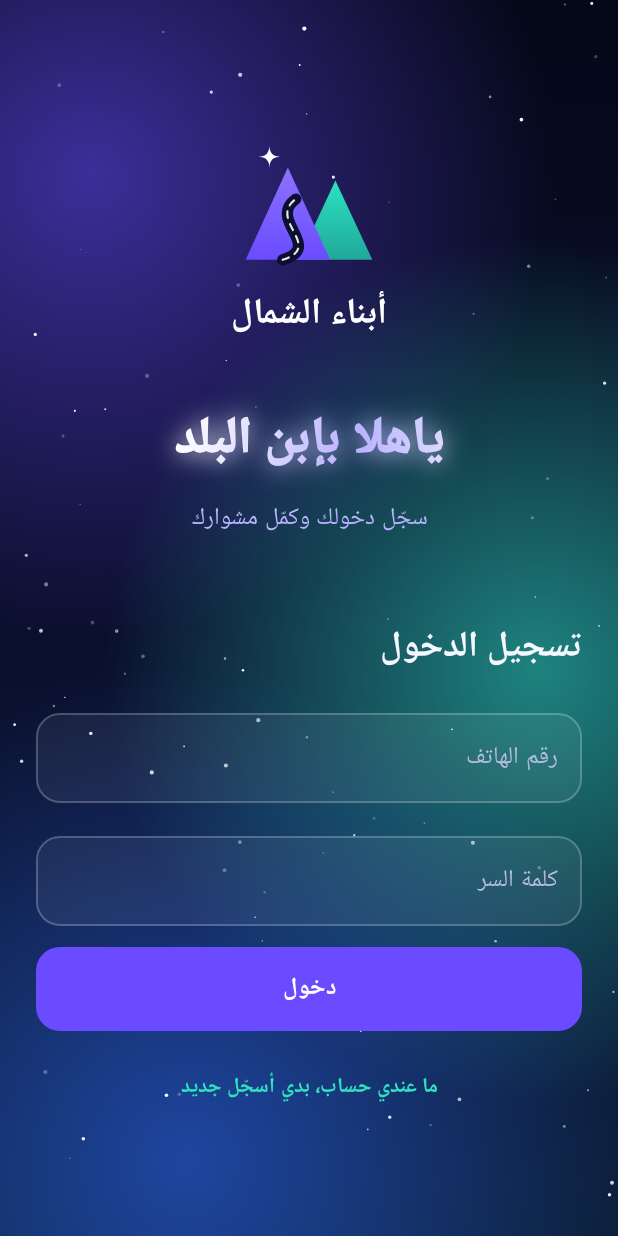
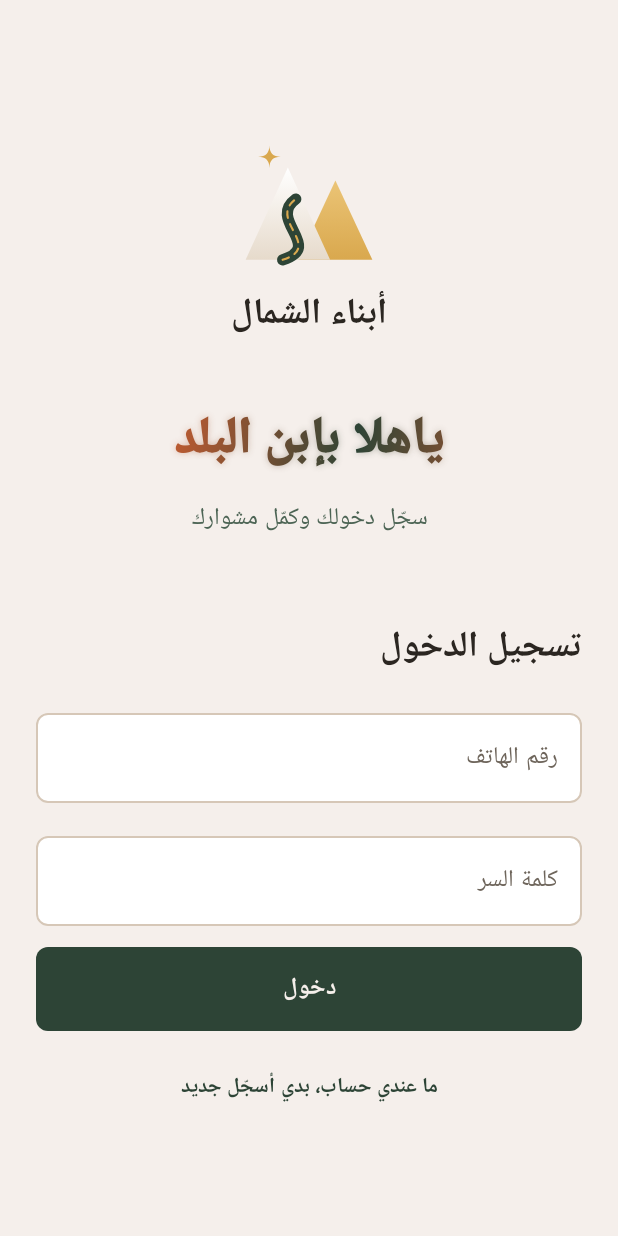
Before and after one commit to abnaa-shamal/iCloud-, an Android app built with Jetpack Compose: the screen it shows after launch (MainActivity), on a phone screen of 412 x 824 dp. Run offline under Robolectric (Android 15) with nearby library versions, the phone set to English and light mode, and no system bars; our stand-ins replace Firebase (no records; nobody signed in at launch, a user with empty details on screens opened directly).

Commit message:
Ledger theme for rider+captain, guided two-card route picker, ticket trip cards, new icon
Co-Authored-By: Claude Sonnet 5.5 <noreply@anthropic.com>
Claude-Session: https://claude.ai/code/session_01Eacynbgmh8rRMzmRyztP24

```diff
--- a/app/src/main/java/jo/shajaraone/app/AuthScreens.kt
+++ b/app/src/main/java/jo/shajaraone/app/AuthScreens.kt
@@ -22,7 +22,7 @@ import androidx.compose.ui.unit.sp
 private fun Brand() {
     Column(horizontalAlignment = Alignment.CenterHorizontally, modifier = Modifier.fillMaxWidth(), verticalArrangement = Arrangement.spacedBy(8.dp)) {
         AppLogo(88.dp)
-        Text(APP_DISPLAY_NAME, style = MaterialTheme.typography.headlineSmall, fontWeight = FontWeight.Bold, color = Color.White)
+        Text(APP_DISPLAY_NAME, style = MaterialTheme.typography.headlineSmall, fontWeight = FontWeight.Bold, color = Brand.Ink)
         Spacer(Modifier.height(18.dp))
         GlowTitle(WELCOME_LINE, fontSize = 34.sp)
         Text(
@@ -34,15 +34,15 @@ private fun Brand() {
 
 @Composable
 private fun glassFieldColors() = OutlinedTextFieldDefaults.colors(
-    focusedBorderColor = Brand.Teal,
-    unfocusedBorderColor = Color.White.copy(alpha = 0.22f),
-    focusedContainerColor = Color.White.copy(alpha = 0.10f),
-    unfocusedContainerColor = Color.White.copy(alpha = 0.06f),
-    cursorColor = Brand.Teal,
-    focusedLabelColor = Brand.Teal,
+    focusedBorderColor = Brand.Violet,
+    unfocusedBorderColor = Brand.Rule,
+    focusedContainerColor = Brand.Stock,
+    unfocusedContainerColor = Brand.Stock,
+    cursorColor = Brand.Violet,
+    focusedLabelColor = Brand.Violet,
     unfocusedLabelColor = MaterialTheme.colorScheme.onSurfaceVariant,
-    focusedTextColor = Color.White,
-    unfocusedTextColor = Color.White
+    focusedTextColor = Brand.Ink,
+    unfocusedTextColor = Brand.Ink
 )
 
 @Composable
@@ -86,12 +86,12 @@ fun AuthScreen() {
         if (registering) {
             ProfileForm(needAccount = true)
             TextButton(onClick = { registering = false }, modifier = Modifier.fillMaxWidth()) {
-                Text("عندي حساب، بدي أسجّل دخول", color = Brand.Teal)
+                Text("عندي حساب، بدي أسجّل دخول", color = Brand.Violet)
             }
         } else {
             LoginForm()
             TextButton(onClick = { registering = true }, modifier = Modifier.fillMaxWidth()) {
-                Text("ما عندي حساب، بدي أسجّل جديد", color = Brand.Teal)
+                Text("ما عندي حساب، بدي أسجّل جديد", color = Brand.Violet)
             }
         }
     }
--- a/app/src/main/java/jo/shajaraone/app/LiveTrack.kt
+++ b/app/src/main/java/jo/shajaraone/app/LiveTrack.kt
@@ -88,8 +88,8 @@ internal fun LiveInfo(live: LiveLoc?, me: Location?, nowMs: Long, captainName: S
     val cs = MaterialTheme.colorScheme
     Column(
         Modifier.fillMaxWidth().padding(14.dp)
-            .background(Color.White.copy(alpha = 0.07f), RoundedCornerShape(24.dp))
-            .border(1.dp, Color.White.copy(alpha = 0.14f), RoundedCornerShape(24.dp))
+            .background(Brand.Stock, RoundedCornerShape(10.dp))
+            .border(1.dp, Brand.Rule, RoundedCornerShape(10.dp))
             .padding(16.dp),
         verticalArrangement = Arrangement.spacedBy(12.dp)
     ) {
@@ -115,7 +115,7 @@ internal fun LiveInfo(live: LiveLoc?, me: Location?, nowMs: Long, captainName: S
             }
         }
         if (live != null) {
-            HorizontalDivider(color = Color.White.copy(alpha = 0.10f))
+            HorizontalDivider(color = Brand.Rule)
             Row(Modifier.fillMaxWidth(), horizontalArrangement = Arrangement.SpaceEvenly) {
                 if (me != null) {
                     val d = Location("x").apply { latitude = live.lat; longitude = live.lng }.distanceTo(me)
--- a/app/src/main/java/jo/shajaraone/app/Logo.kt
+++ b/app/src/main/java/jo/shajaraone/app/Logo.kt
@@ -13,8 +13,8 @@ import androidx.compose.ui.graphics.drawscope.Stroke
 import androidx.compose.ui.unit.Dp
 import androidx.compose.ui.unit.dp
 
-private val LogoViolet = Brand.Violet
-private val LogoTeal = Brand.Teal
+private val LogoFront = Color(0xFFF5EFEB)   // parchment peak
+private val LogoBack = Brand.Ochre          // ochre peak
 
 /** The app mark: two northern peaks (violet and teal) with a road winding between them and a small star. Drawn in code so it stays sharp at any size. */
 @Composable
@@ -30,7 +30,7 @@ fun AppLogo(size: Dp = 56.dp, modifier: Modifier = Modifier) {
             lineTo(w * 0.98f, h * 0.90f)
             close()
         }
-        drawPath(teal, Brush.linearGradient(listOf(LogoTeal, Color(0xFF1FA89A)), Offset(w * 0.7f, h * 0.3f), Offset(w * 0.7f, h * 0.9f)))
+        drawPath(teal, Brush.linearGradient(listOf(Color(0xFFEBC476), LogoBack), Offset(w * 0.7f, h * 0.3f), Offset(w * 0.7f, h * 0.9f)))
 
         // Front peak (violet), left side.
         val violet = Path().apply {
@@ -39,16 +39,16 @@ fun AppLogo(size: Dp = 56.dp, modifier: Modifier = Modifier) {
             lineTo(w * 0.66f, h * 0.90f)
             close()
         }
-        drawPath(violet, Brush.linearGradient(listOf(Color(0xFF8C73FF), LogoViolet), Offset(w * 0.34f, h * 0.2f), Offset(w * 0.34f, h * 0.9f)))
+        drawPath(violet, Brush.linearGradient(listOf(Color.White, Color(0xFFE6DACB)), Offset(w * 0.34f, h * 0.2f), Offset(w * 0.34f, h * 0.9f)))
 
         // The road: an S-curve climbing the front peak, with a dashed centre line.
         val road = Path().apply {
             moveTo(w * 0.30f, h * 0.90f)
             cubicTo(w * 0.62f, h * 0.80f, w * 0.18f, h * 0.60f, w * 0.40f, h * 0.44f)
         }
-        drawPath(road, Brand.Navy, style = Stroke(width = w * 0.085f, cap = StrokeCap.Round))
+        drawPath(road, Brand.Violet, style = Stroke(width = w * 0.085f, cap = StrokeCap.Round))
         drawPath(
-            road, Color.White.copy(alpha = 0.9f),
+            road, Brand.Ochre,
             style = Stroke(
                 width = w * 0.016f, cap = StrokeCap.Round,
                 pathEffect = androidx.compose.ui.graphics.PathEffect.dashPathEffect(floatArrayOf(w * 0.05f, w * 0.05f))
@@ -67,6 +67,6 @@ fun AppLogo(size: Dp = 56.dp, modifier: Modifier = Modifier) {
             quadraticTo(cx, cy, cx, cy - r)
             close()
         }
-        drawPath(star, Color.White)
+        drawPath(star, Brand.Ochre)
     }
 }
--- a/app/src/main/java/jo/shajaraone/app/Splash.kt
+++ b/app/src/main/java/jo/shajaraone/app/Splash.kt
@@ -53,18 +53,21 @@ fun SplashScreen(onDone: () -> Unit) {
     }
 
     val shimmer = Brush.linearGradient(
-        colors = listOf(Brand.VioletLight, Color.White, Brand.Teal, Color.White, Brand.VioletLight),
+        colors = listOf(Brand.Ochre, Color.White, Color(0xFFEBC476), Color.White, Brand.Ochre),
         start = Offset(sweep * 700f - 350f, 0f),
         end = Offset(sweep * 700f + 350f, 120f),
         tileMode = TileMode.Mirror
     )
 
-    Box(Modifier.fillMaxSize(), contentAlignment = Alignment.Center) {
+    Box(
+        Modifier.fillMaxSize().background(Brush.linearGradient(listOf(Color(0xFF1C3226), Brand.Violet, Color(0xFF3C5B49)))),
+        contentAlignment = Alignment.Center
+    ) {
         // Soft pulsing light behind the name
         Box(
             Modifier.size(320.dp).alpha(0.55f * glow * appear.value)
                 .background(
-                    Brush.radialGradient(listOf(Brand.Violet, Brand.Violet.copy(alpha = 0f))),
+                    Brush.radialGradient(listOf(Brand.Ochre, Brand.Ochre.copy(alpha = 0f))),
                     androidx.compose.foundation.shape.CircleShape
                 )
         )
@@ -76,20 +79,19 @@ fun SplashScreen(onDone: () -> Unit) {
                     brush = shimmer,
                     fontSize = 52.sp,
                     fontWeight = FontWeight.Black,
-                    shadow = Shadow(Brand.Violet, blurRadius = 48f * glow)
+                    shadow = Shadow(Color(0xFF1C3226), blurRadius = 24f * glow)
                 ),
                 textAlign = TextAlign.Center,
                 modifier = Modifier.alpha(appear.value).scale(0.9f + 0.1f * appear.value)
             )
             Box(
                 Modifier.width(120.dp).height(3.dp).alpha(line.value)
-                    .background(Brush.horizontalGradient(listOf(Brand.Violet.copy(alpha = 0f), Brand.Teal, Brand.Violet.copy(alpha = 0f))))
+                    .background(Brush.horizontalGradient(listOf(Brand.Ochre.copy(alpha = 0f), Brand.Ochre, Brand.Ochre.copy(alpha = 0f))))
             )
             Text(
                 WELCOME_LINE,
                 style = MaterialTheme.typography.headlineSmall.copy(
-                    color = Brand.Muted, fontWeight = FontWeight.SemiBold,
-                    shadow = Shadow(Brand.Teal, blurRadius = 24f * glow)
+                    color = Color(0xFFF5EFEB), fontWeight = FontWeight.SemiBold
                 ),
                 modifier = Modifier.alpha(line.value)
             )
@@ -104,14 +106,14 @@ fun GlowTitle(text: String, fontSize: androidx.compose.ui.unit.TextUnit = 44.sp,
     val sweep by inf.animateFloat(0f, 1f, infiniteRepeatable(tween(2600, easing = LinearEasing)), label = "sweep")
     val glow by inf.animateFloat(0.5f, 1f, infiniteRepeatable(tween(1800, easing = FastOutSlowInEasing), RepeatMode.Reverse), label = "glow")
     val brush = Brush.linearGradient(
-        colors = listOf(Brand.VioletLight, Color.White, Brand.Teal, Color.White, Brand.VioletLight),
+        colors = listOf(Brand.Violet, Brand.Teal, Brand.Violet, Color(0xFF5E7C69), Brand.Violet),
         start = Offset(sweep * 700f - 350f, 0f), end = Offset(sweep * 700f + 350f, 120f), tileMode = TileMode.Mirror
     )
     Text(
         text,
         style = MaterialTheme.typography.displayMedium.copy(
             brush = brush, fontSize = fontSize, fontWeight = FontWeight.Black,
-            shadow = Shadow(Brand.Violet, blurRadius = 40f * glow)
+            shadow = Shadow(Brand.Ochre.copy(alpha = 0.35f), blurRadius = 12f * glow)
         ),
         textAlign = TextAlign.Center, modifier = modifier
     )
--- a/app/src/main/java/jo/shajaraone/app/Theme.kt
+++ b/app/src/main/java/jo/shajaraone/app/Theme.kt
@@ -27,53 +27,59 @@ import androidx.compose.ui.unit.dp
  * so a new look is mostly a matter of editing this block (plus NightColors below for the Material roles).
  */
 object Brand {
-    val Violet = Color(0xFF6B4BFF)       // main actions, selected items, logo
-    val VioletSoft = Color(0xFF8E86FF)   // outlines and the car drawing
-    val VioletLight = Color(0xFFB9B2FF)  // subtitles, selected navigation, soft highlights
-    val Teal = Color(0xFF2DE2C0)         // highlights: prices, free seats, links, live status
-    val Navy = Color(0xFF0B1030)         // base background
-    val Ink = Color(0xFFF5F6FF)          // main text
-    val Muted = Color(0xFFB7BBE0)        // secondary text
-    val OnTeal = Color(0xFF06251F)       // text on top of teal
+    // Regional Boarding Ledger palette (olive / terracotta / ochre on parchment). The old Aurora names are kept so
+    // every screen keeps working; they now point at the new colors.
+    val Violet = Color(0xFF2D4436)       // main actions, selected items (olive)
+    val VioletSoft = Color(0xFF5E7C69)   // outlines
+    val VioletLight = Color(0xFF4C6454)  // subtitles, selected navigation, links
+    val Teal = Color(0xFFBA5A31)         // highlights: prices, free seats, live status (terracotta)
+    val Navy = Color(0xFFF5EFEB)         // base background (parchment)
+    val Ink = Color(0xFF2B2621)          // main text (basalt)
+    val Muted = Color(0xFF6E655B)        // secondary text
+    val OnTeal = Color(0xFFFFFFFF)       // text on top of terracotta
+    val Ochre = Color(0xFFD9A84E)
+    val Stock = Color(0xFFFFFFFF)        // ticket / card surface
+    val Pressed = Color(0xFFEAE0D5)      // recessed wells, inactive seats
+    val Rule = Color(0xFFD6C7B7)         // borders and perforation lines
 }
 
-// "Night" palette: deep navy, violet actions, teal highlights. The app is always dark.
-private val NightColors = darkColorScheme(
+// Light "ledger" palette: parchment canvas, white ticket stock, olive actions.
+private val NightColors = lightColorScheme(
     primary = Brand.Violet,
-    onPrimary = Color.White,
-    primaryContainer = Color(0xFF2A2370),
-    onPrimaryContainer = Color(0xFFE4DEFF),
+    onPrimary = Color(0xFFF5EFEB),
+    primaryContainer = Color(0xFFCEE9D5),
+    onPrimaryContainer = Color(0xFF092014),
     secondary = Brand.Teal,
-    onSecondary = Brand.OnTeal,
-    secondaryContainer = Color(0xFF0F4D47),
-    onSecondaryContainer = Color(0xFFB9F6EA),
-    tertiary = Color(0xFFFF8A7A),
-    tertiaryContainer = Color(0xFF5A2018),
-    onTertiaryContainer = Color(0xFFFFDAD3),
+    onSecondary = Color.White,
+    secondaryContainer = Color(0xFFFFDBCE),
+    onSecondaryContainer = Color(0xFF370E00),
+    tertiary = Brand.Ochre,
+    tertiaryContainer = Color(0xFFFFDEA9),
+    onTertiaryContainer = Color(0xFF271900),
     background = Brand.Navy,
     onBackground = Brand.Ink,
-    surface = Brand.Navy,
+    surface = Brand.Stock,
     onSurface = Brand.Ink,
-    surfaceVariant = Color(0xFF2A2F5C),
+    surfaceVariant = Brand.Pressed,
     onSurfaceVariant = Brand.Muted,
-    surfaceContainerLowest = Color(0xFF11163A),
-    surfaceContainerLow = Color(0xFF151A42),
-    surfaceContainer = Color(0xFF1B2050),
-    surfaceContainerHigh = Color(0xFF232958),
-    surfaceContainerHighest = Color(0xFF2C3262),
-    outline = Color(0xFF7F84B8),
-    outlineVariant = Color(0xFF3A4078),
-    error = Color(0xFFFF8A80),
-    errorContainer = Color(0xFF5C1A1A),
-    onErrorContainer = Color(0xFFFFDAD6)
+    surfaceContainerLowest = Color(0xFFFFFFFF),
+    surfaceContainerLow = Color(0xFFFCF2EA),
+    surfaceContainer = Color(0xFFF7ECE4),
+    surfaceContainerHigh = Color(0xFFF1E6DE),
+    surfaceContainerHighest = Color(0xFFEBE1D9),
+    outline = Color(0xFF737973),
+    outlineVariant = Brand.Rule,
+    error = Color(0xFFBA1A1A),
+    errorContainer = Color(0xFFFFDAD6),
+    onErrorContainer = Color(0xFF93000A)
 )
 
 private val AppShapes = Shapes(
-    extraSmall = RoundedCornerShape(6.dp),
-    small = RoundedCornerShape(8.dp),
-    medium = RoundedCornerShape(16.dp),
-    large = RoundedCornerShape(24.dp),
-    extraLarge = RoundedCornerShape(20.dp)
+    extraSmall = RoundedCornerShape(4.dp),
+    small = RoundedCornerShape(6.dp),
+    medium = RoundedCornerShape(8.dp),
+    large = RoundedCornerShape(10.dp),
+    extraLarge = RoundedCornerShape(12.dp)
 )
 
 private val AppTypography = Typography().let { d ->
@@ -100,45 +106,10 @@ fun ShajaraTheme(content: @Composable () -> Unit) {
     }
 }
 
-/** The app background: deep space with twinkling stars and slowly drifting colored glows. */
+/** The app background: warm parchment paper. */
 @Composable
 fun AppBackground(content: @Composable () -> Unit) {
-    val inf = androidx.compose.animation.core.rememberInfiniteTransition(label = "space")
-    val tw by inf.animateFloat(
-        0f, 1f,
-        androidx.compose.animation.core.infiniteRepeatable(androidx.compose.animation.core.tween(5000, easing = androidx.compose.animation.core.LinearEasing)),
-        label = "twinkle"
-    )
-    val drift by inf.animateFloat(
-        0f, 1f,
-        androidx.compose.animation.core.infiniteRepeatable(androidx.compose.animation.core.tween(18000, easing = androidx.compose.animation.core.LinearEasing)),
-        label = "drift"
-    )
-    val stars = androidx.compose.runtime.remember {
-        val r = kotlin.random.Random(7)
-        List(90) { floatArrayOf(r.nextFloat(), r.nextFloat(), 0.6f + r.nextFloat() * 1.6f, r.nextFloat()) }
-    }
-    Box(Modifier.fillMaxSize().background(Brush.verticalGradient(listOf(Color(0xFF050818), Color(0xFF0B0F2E), Color(0xFF0A1B2E))))) {
-        androidx.compose.foundation.Canvas(Modifier.fillMaxSize()) {
-            val w = size.width
-            val h = size.height
-            val two = (2 * Math.PI).toFloat()
-            fun orb(cx: Float, cy: Float, rad: Float, c: Color, phase: Float) {
-                val dx = kotlin.math.sin((drift + phase) * two) * 0.06f * w
-                val dy = kotlin.math.cos((drift + phase) * two) * 0.04f * h
-                drawCircle(
-                    Brush.radialGradient(listOf(c.copy(alpha = 0.55f), c.copy(alpha = 0f)), center = androidx.compose.ui.geometry.Offset(cx * w + dx, cy * h + dy), radius = rad),
-                    radius = rad, center = androidx.compose.ui.geometry.Offset(cx * w + dx, cy * h + dy)
-                )
-            }
-            orb(0.15f, 0.18f, w * 0.75f, Brand.Violet, 0f)
-            orb(0.92f, 0.52f, w * 0.7f, Brand.Teal, 0.33f)
-            orb(0.25f, 0.92f, w * 0.8f, Color(0xFF2F6BFF), 0.66f)
-            stars.forEach { s ->
-                val a = 0.25f + 0.75f * ((kotlin.math.sin((tw + s[3]) * two) + 1f) / 2f)
-                drawCircle(Color.White.copy(alpha = a), radius = s[2], center = androidx.compose.ui.geometry.Offset(s[0] * w, s[1] * h))
-            }
-        }
+    Box(Modifier.fillMaxSize().background(Brand.Navy)) {
         androidx.compose.runtime.CompositionLocalProvider(
             androidx.compose.material3.LocalContentColor provides Brand.Ink
         ) { content() }
--- a/app/src/main/res/values/colors.xml
+++ b/app/src/main/res/values/colors.xml
@@ -1,5 +1,5 @@
 <?xml version="1.0" encoding="utf-8"?>
 <resources>
-    <color name="ic_launcher_background">#0B6E4F</color>
-    <color name="window_bg">#F4FAF6</color>
+    <color name="ic_launcher_background">#2D4436</color>
+    <color name="window_bg">#F5EFEB</color>
 </resources>
```
Also changed, not shown: app/src/main/java/jo/shajaraone/app/CaptainScreen.kt (+6 -6 lines), app/src/main/java/jo/shajaraone/app/Components.kt (+45 -45 lines), app/src/main/java/jo/shajaraone/app/GuidedRoute.kt (added, +133 -0 lines), app/src/main/java/jo/shajaraone/app/Ledger.kt (+17 -6 lines), app/src/main/java/jo/shajaraone/app/PassengerScreen.kt (+9 -18 lines), app/src/main/java/jo/shajaraone/app/RoutePicker.kt (+6 -6 lines), app/src/main/res/drawable/ic_launcher_foreground.xml (+20 -10 lines), 2 other files.
